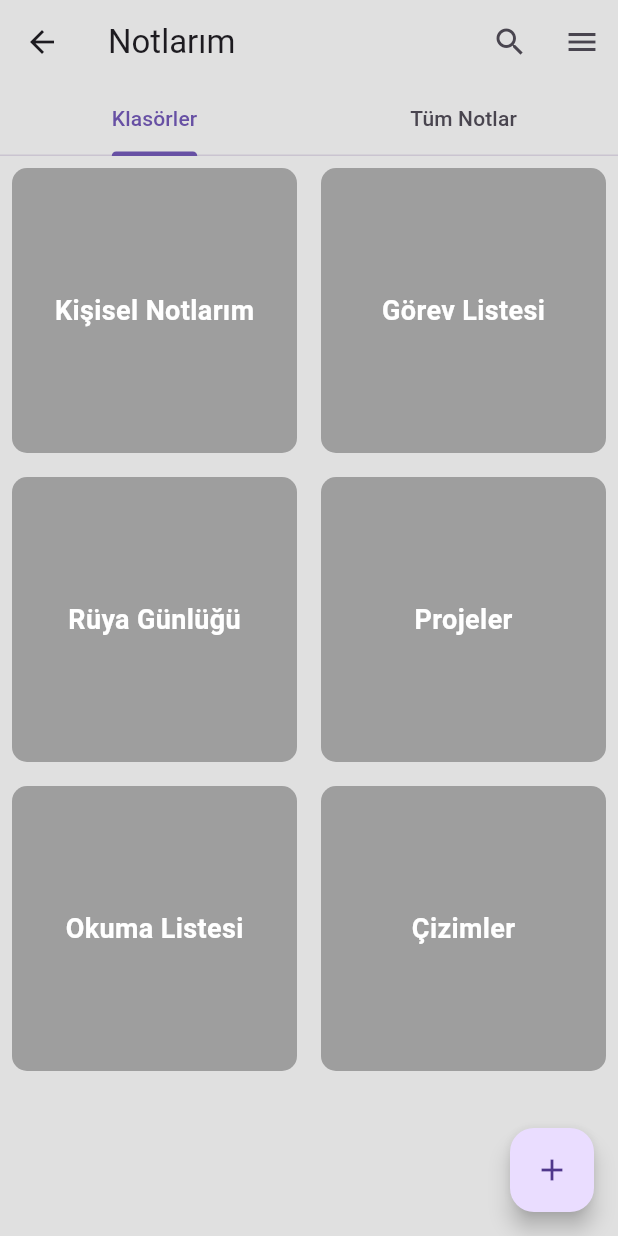
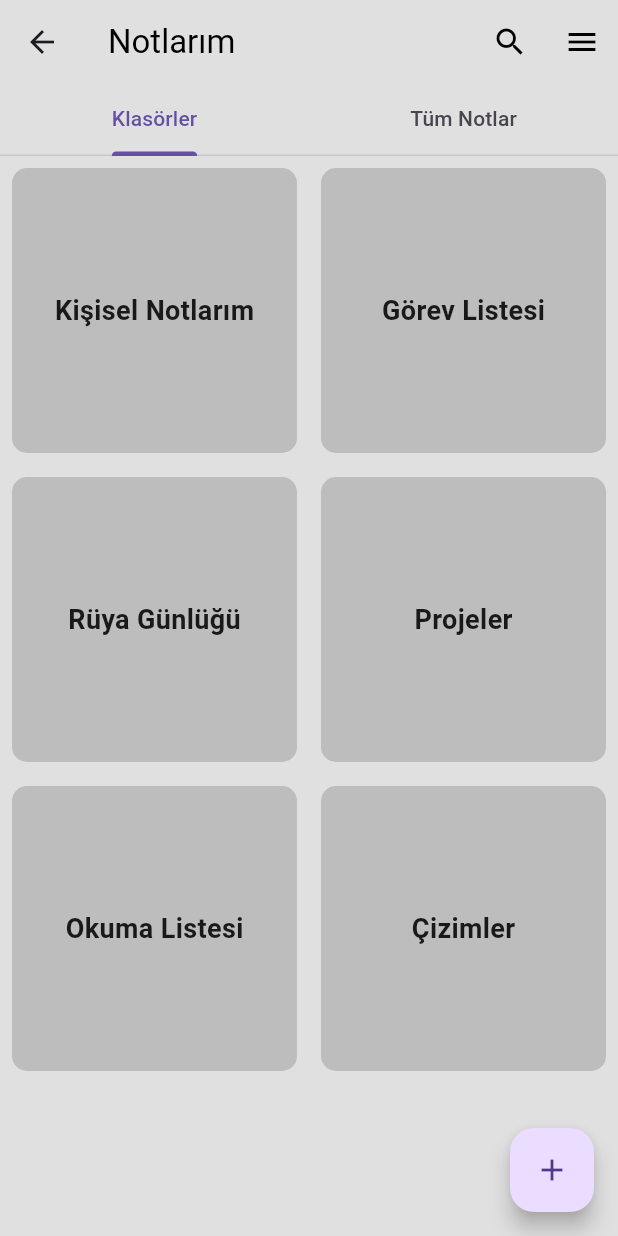
Before and after one commit to TunaBozlak/notlar, a Flutter app: the HomePage screen opened directly with empty values, on a phone screen of 412 x 824 dp. Run offline on Flutter 3.47's test engine with Material 3 defaults, Android fonts, the phone set to English and light mode, and no system bars; our stand-ins replace image_picker, signature; missing offline and left inert: dart:ffi.

Commit message:
update theme
The theme has been updated

```diff
--- a/lib/pages/homepage/addnote/addnotehomepage.dart
+++ b/lib/pages/homepage/addnote/addnotehomepage.dart
@@ -41,10 +41,10 @@ class _AddNoteHomePageState extends State<AddNoteHomePage> {
     User user = widget.user;
     return Scaffold(
       backgroundColor:
-      themeNotifier.isDarkMode ? Colors.grey[900] : Colors.grey[300],
+      themeNotifier.isDarkMode ? Colors.grey[800] : Colors.grey[300],
       appBar: AppBar(
         backgroundColor:
-        themeNotifier.isDarkMode ? Colors.grey[900] : Colors.grey[300],
+        themeNotifier.isDarkMode ? Colors.grey[800] : Colors.grey[300],
         title: Text('Yeni Not Ekle'),
         actions: [
           IconButton(
--- a/lib/pages/homepage/addnote/drawingpage.dart
+++ b/lib/pages/homepage/addnote/drawingpage.dart
@@ -1,4 +1,6 @@
 import 'package:flutter/material.dart';
+import 'package:notlar/components/themenotifier.dart';
+import 'package:provider/provider.dart';
 import 'package:signature/signature.dart';
 
 class DrawingPage extends StatefulWidget {
@@ -13,8 +15,11 @@ class DrawingPage extends StatefulWidget {
 class DrawingPageState extends State<DrawingPage> {
   @override
   Widget build(BuildContext context) {
+    final themeNotifier = Provider.of<ThemeNotifier>(context);
     return Scaffold(
+      backgroundColor: themeNotifier.isDarkMode ? Colors.grey[800] : Colors.grey[300],
       appBar: AppBar(
+        backgroundColor: themeNotifier.isDarkMode ? Colors.grey[800] : Colors.grey[300],
         title: Text('Çizim Sayfası'),
         actions: [
           IconButton(
--- a/lib/pages/homepage/addnote/selectfolderpage.dart
+++ b/lib/pages/homepage/addnote/selectfolderpage.dart
@@ -18,7 +18,7 @@ class SelectFolderPage extends StatelessWidget {
 
     return AlertDialog(
       title: Text('Klasör Seçin'),
-      backgroundColor: themeNotifier.isDarkMode ? Colors.grey[900] : Colors.white,
+      backgroundColor: themeNotifier.isDarkMode ? Colors.grey[800] : Colors.grey[300],
       content: SingleChildScrollView(
         child: ListBody(
           children: folders.map((folder) {
--- a/lib/pages/homepage/folders/choosefolderpage.dart
+++ b/lib/pages/homepage/folders/choosefolderpage.dart
@@ -50,14 +50,14 @@ class ChooseFolderPage extends StatelessWidget {
             margin: EdgeInsets.all(8),
             padding: EdgeInsets.all(16),
             decoration: BoxDecoration(
-              color: themeNotifier.isDarkMode ? Colors.grey[800] : Colors.grey[500],
+              color: themeNotifier.isDarkMode ? Colors.white12 : Colors.grey[400],
               borderRadius: BorderRadius.circular(10),
             ),
             child: Center(
               child: Text(
                 folderName,
                 style: TextStyle(
-                  color: Colors.white,
+                  color: themeNotifier.isDarkMode ? Colors.white : Colors.black87,
                   fontSize: 18,
                   fontWeight: FontWeight.bold,
                 ),
--- a/lib/pages/homepage/homepage.dart
+++ b/lib/pages/homepage/homepage.dart
@@ -32,7 +32,7 @@ class _HomePageState extends State<HomePage> {
     List<Note> deletedNotes = allNotes.where((note) => note.folderName == "Çöp Kutusu").toList();
     List<Note> archivedNotes = allNotes.where((note) => note.folderName == "Arşiv").toList();
 
-    //çöp ve arşiv dışındaki kategorilerin olduğu liste
+    // Çöp ve arşiv dışındaki kategorilerin olduğu liste
     List<Note> notes =
     allNotes.where((note) => note.folderName != "Çöp Kutusu" && note.folderName != "Arşiv").toList();
     return DefaultTabController(
@@ -41,7 +41,7 @@ class _HomePageState extends State<HomePage> {
         backgroundColor: themeNotifier.isDarkMode ? Colors.grey[800] : Colors.grey[300],
         appBar: AppBar(
           backgroundColor: themeNotifier.isDarkMode ? Colors.grey[800] : Colors.grey[300],
-          title: Text('Notlarım'),
+          title: Text('Notlarım', style: TextStyle(color: themeNotifier.isDarkMode ? Colors.white : Colors.black)),
           bottom: TabBar(
             tabs: [
               Tab(text: 'Klasörler'),
@@ -50,14 +50,14 @@ class _HomePageState extends State<HomePage> {
           ),
           actions: [
             IconButton(
-              icon: Icon(Icons.search),
+              icon: Icon(Icons.search, color: themeNotifier.isDarkMode ? Colors.white : Colors.black),
               onPressed: () {
                 // Arama işlevselliğini uygula
                 showSearchDialog(context);
               },
             ),
             IconButton(
-              icon: Icon(Icons.menu),
+              icon: Icon(Icons.menu, color: themeNotifier.isDarkMode ? Colors.white : Colors.black),
               onPressed: () {
                 // Özel menüyü göster
                 showCustomMenu(context, notes, archivedNotes, deletedNotes);
--- a/lib/pages/homepage/treelines/archivepage.dart
+++ b/lib/pages/homepage/treelines/archivepage.dart
@@ -21,7 +21,9 @@ class _ArchivePageState extends State<ArchivePage> {
     final themeNotifier = Provider.of<ThemeNotifier>(context);
 
     return Scaffold(
+      backgroundColor: themeNotifier.isDarkMode ? Colors.grey[800] : Colors.grey[300],
       appBar: AppBar(
+        backgroundColor: themeNotifier.isDarkMode ? Colors.grey[800] : Colors.grey[300],
         title: Text('Arşiv'),
       ),
       body: widget.archivedNotes.isEmpty ?Center(child: Text("Arşiv boş.")): ListView.builder(
--- a/lib/pages/homepage/treelines/changepassword.dart
+++ b/lib/pages/homepage/treelines/changepassword.dart
@@ -1,6 +1,8 @@
 import 'dart:convert';
 
 import 'package:flutter/material.dart';
+import 'package:notlar/components/themenotifier.dart';
+import 'package:provider/provider.dart';
 import '../../../models/User.dart';
 import 'package:http/http.dart' as http;
 import '../homepage.dart';
@@ -12,12 +14,15 @@ class ChangePasswordPage extends StatelessWidget {
 
   @override
   Widget build(BuildContext context) {
+    final themeNotifier = Provider.of<ThemeNotifier>(context);
     TextEditingController oldPasswordController = TextEditingController();
     TextEditingController newPasswordController = TextEditingController();
     TextEditingController newPasswordController2 = TextEditingController();
 
     return Scaffold(
+      backgroundColor: themeNotifier.isDarkMode ? Colors.grey[800] : Colors.grey[300],
       appBar: AppBar(
+        backgroundColor: themeNotifier.isDarkMode ? Colors.grey[800] : Colors.grey[300],
         title: Text('Şifre Değiştir'),
       ),
       body: Padding(
--- a/lib/pages/homepage/treelines/settingspage.dart
+++ b/lib/pages/homepage/treelines/settingspage.dart
@@ -17,8 +17,11 @@ class SettingsPageState extends State<SettingsPage> {
 
   @override
   Widget build(BuildContext context) {
+    final themeNotifier = Provider.of<ThemeNotifier>(context);
     return Scaffold(
+      backgroundColor: themeNotifier.isDarkMode ? Colors.grey[800] : Colors.grey[300],
       appBar: AppBar(
+        backgroundColor: themeNotifier.isDarkMode ? Colors.grey[800] : Colors.grey[300],
         title: Text('Ayarlar'),
       ),
       body: ListView(
--- a/lib/pages/homepage/treelines/trashpage.dart
+++ b/lib/pages/homepage/treelines/trashpage.dart
@@ -21,6 +21,7 @@ class _TrashPageState extends State<TrashPage> {
 
     return Scaffold(
       appBar: AppBar(
+        backgroundColor: themeNotifier.isDarkMode ? Colors.grey[800] : Colors.grey[300],
         title: Text('Çöp Kutusu'),
       ),
       body: widget.deletedNotes.isEmpty
@@ -55,7 +56,7 @@ class _TrashPageState extends State<TrashPage> {
         tooltip: 'Çöp Kutusunu Temizle',
         child: Icon(Icons.delete_forever),
       ),
-      backgroundColor: themeNotifier.isDarkMode ? Colors.black : Colors.white,
+      backgroundColor: themeNotifier.isDarkMode ? Colors.grey[800] : Colors.grey[300],
     );
   }
 
```
